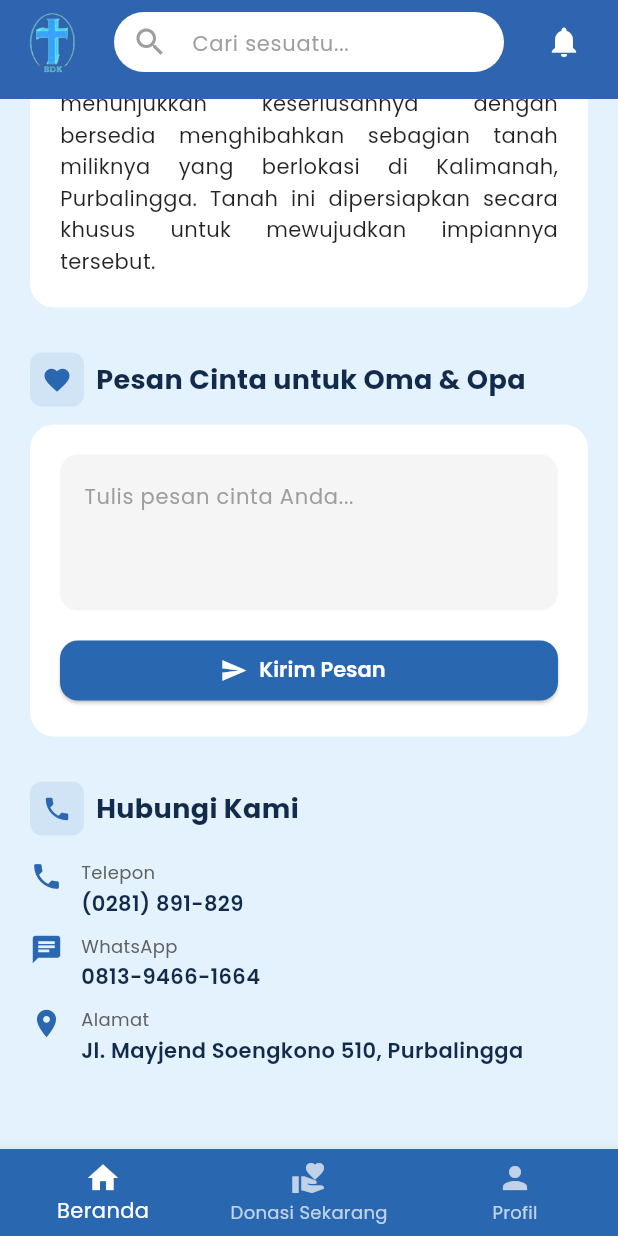
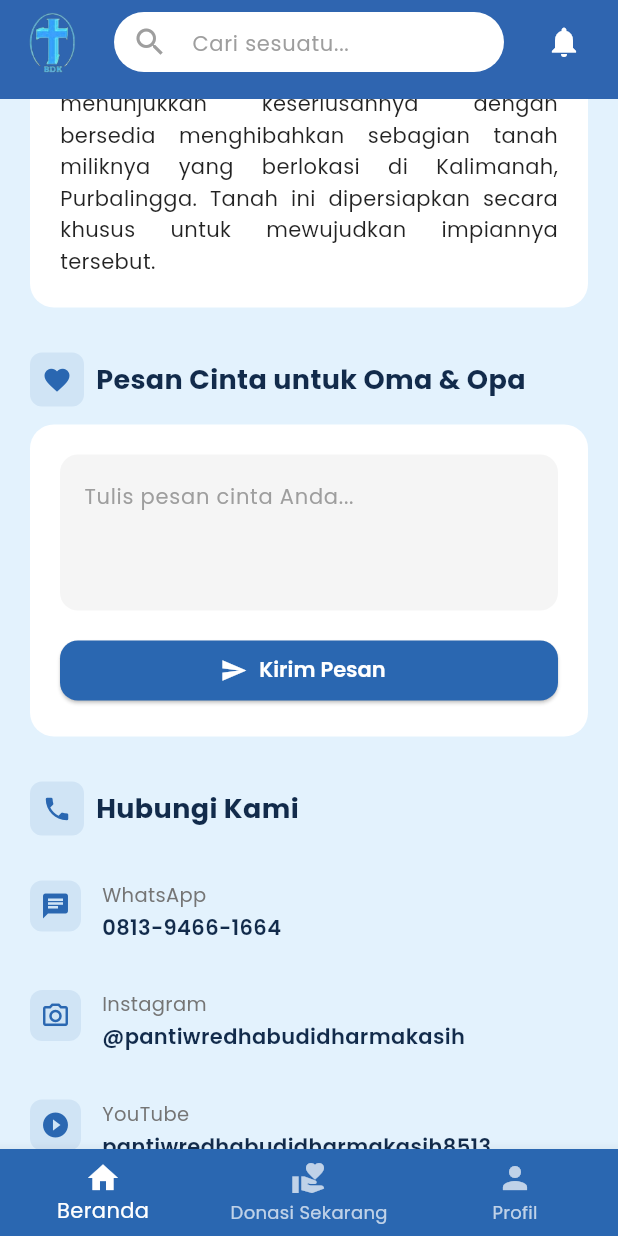
Before and after one commit to rabanialya/tubesppb, a Flutter app: the HomePage screen opened by its route, scrolled down 1069 dp, on a phone screen of 412 x 824 dp. Run offline on Flutter 3.47's test engine with Material 3 defaults, Android fonts, the phone set to English and light mode, and no system bars; our stand-ins replace google_fonts, image_picker.

Commit message:
frontend real no fek silahkan d cek mba rengganis yg cantik dan baik hati dan tydak sombong, jangan revisi aku plis

```diff
--- a/BudiKasih/fullapp/lib/pages/auth/login_page.dart
+++ b/BudiKasih/fullapp/lib/pages/auth/login_page.dart
@@ -1,4 +1,5 @@
 import 'package:flutter/material.dart';
+import 'package:google_fonts/google_fonts.dart';
 
 import '../../themes/colors.dart';
 import '../../themes/text_styles.dart';
@@ -113,10 +114,10 @@ class _LoginPageState extends State<LoginPage> {
                                     Navigator.pushNamed(context, '/setting_pass'),
                                 child: Text(
                                   'Lupa Password?',
-                                  style: TextStyle(
+                                  style: GoogleFonts.poppins(
+                                    fontSize: 13,
                                     color: AppColors.primaryBlue,
                                     fontWeight: FontWeight.w600,
-                                    fontSize: 13,
                                   ),
                                 ),
                               ),
--- a/BudiKasih/fullapp/lib/pages/dashboard/homepage.dart
+++ b/BudiKasih/fullapp/lib/pages/dashboard/homepage.dart
@@ -14,6 +14,15 @@ import '../../widgets/homepage/home_carousel.dart';
 import '../../widgets/homepage/info_card.dart';
 import '../../widgets/homepage/contact_item.dart';
 import '../../widgets/donation/donation_modal.dart';
+
+
+void _openURL(String url) async {
+  final uri = Uri.parse(url);
+
+  if (!await launchUrl(uri, mode: LaunchMode.externalApplication)) {
+    debugPrint("Gagal membuka link: $url");
+  }
+}
 
 class HomePage extends StatefulWidget {
   const HomePage({super.key});
@@ -195,30 +204,43 @@ class _HomePageState extends State<HomePage> {
               const SizedBox(height: 30),
 
               // KONTAK
-              const SectionHeader(title: "Hubungi Kami", icon: Icons.phone),
-              const SizedBox(height: 16),
-              ContactItem(
-                icon: Icons.phone,
-                label: "Telepon",
-                value: "(0281) 891-829",
-              ),
-              const SizedBox(height: 10),
+              SectionHeader(title: "Hubungi Kami", icon: Icons.phone),
+              const SizedBox(height: 20),
+
               ContactItem(
                 icon: Icons.chat,
                 label: "WhatsApp",
                 value: "0813-9466-1664",
+                onTap: () => _openURL("https://wa.me/6281394661664"),
               ),
-              const SizedBox(height: 10),
-              InkWell(
+
+              const SizedBox(height: 12),
+
+              ContactItem(
+                icon: Icons.camera_alt_outlined,
+                label: "Instagram",
+                value: "@pantiwredhabudidharmakasih",
+                onTap: () => _openURL("https://www.instagram.com/pantiwredabudidharmakasih?igsh=MWdidXVnMXl5c3F5Nw=="),
+              ),
+
+              const SizedBox(height: 12),
+
+              ContactItem(
+                icon: Icons.play_circle_fill,
+                label: "YouTube",
+                value: "pantiwredhabudidharmakasih8513",
+                onTap: () => _openURL("https://youtube.com/@pantiwredhabudidharmakasih8513"),
+              ),
+
+              const SizedBox(height: 12),
+
+              ContactItem(
+                icon: Icons.location_on,
+                label: "Alamat",
+                value: "Jl. Raya Mayjen Soengkono No.510, Kalimanah, Purbalingga",
                 onTap: _openMaps,
-                borderRadius: BorderRadius.circular(8),
-                child: ContactItem(
-                  icon: Icons.location_on,
-                  label: "Alamat",
-                  value: "Jl. Mayjend Soengkono 510, Purbalingga",
-                ),
               ),
-              const SizedBox(height: 40),
+              const SizedBox(height: 30),
             ],
           ),
         ),
--- a/BudiKasih/fullapp/lib/themes/app_theme.dart
+++ b/BudiKasih/fullapp/lib/themes/app_theme.dart
@@ -6,9 +6,6 @@ class AppTheme {
   static ThemeData lightTheme = ThemeData(
     primaryColor: AppColors.primaryBlue,
 
-    // ===============================
-    // GLOBAL TEXT THEME = POPPINS
-    // ===============================
     textTheme: GoogleFonts.poppinsTextTheme(),
 
     fontFamily: GoogleFonts.poppins().fontFamily,
--- a/BudiKasih/fullapp/lib/themes/text_styles.dart
+++ b/BudiKasih/fullapp/lib/themes/text_styles.dart
@@ -3,7 +3,6 @@ import 'colors.dart';
 import 'package:google_fonts/google_fonts.dart';
 
 class AppTextStyles {
-  // Ubah ke Poppins
   static const String fontFamily = 'Poppins';
 
   static final TextStyle heading = GoogleFonts.poppins(
--- a/BudiKasih/fullapp/lib/widgets/homepage/contact_item.dart
+++ b/BudiKasih/fullapp/lib/widgets/homepage/contact_item.dart
@@ -1,4 +1,5 @@
 import 'package:flutter/material.dart';
+import 'package:google_fonts/google_fonts.dart';
 import '../../themes/colors.dart';
 import '../../themes/text_styles.dart';
 
@@ -6,37 +7,55 @@ class ContactItem extends StatelessWidget {
   final IconData icon;
   final String label;
   final String value;
+  final VoidCallback? onTap;
 
   const ContactItem({
     super.key,
     required this.icon,
     required this.label,
     required this.value,
+    this.onTap,
   });
 
   @override
   Widget build(BuildContext context) {
-    return Row(
+    return InkWell(
+      onTap: onTap,
+      borderRadius: BorderRadius.circular(12),
+      child: Padding(
+        padding: const EdgeInsets.symmetric(vertical: 10),
+        child: Row(
           crossAxisAlignment: CrossAxisAlignment.start,
           children: [
-        Icon(icon, color: AppColors.primaryBlue, size: 22),
-        const SizedBox(width: 12),
+            // Icon
+            Container(
+              width: 34,
+              height: 34,
+              decoration: BoxDecoration(
+                color: AppColors.primaryBlue.withOpacity(0.1),
+                borderRadius: BorderRadius.circular(8),
+              ),
+              child: Icon(icon, color: AppColors.primaryBlue, size: 20),
+            ),
 
+            const SizedBox(width: 14),
+
+            // Text content
             Expanded(
               child: Column(
                 crossAxisAlignment: CrossAxisAlignment.start,
                 children: [
                   Text(
                     label,
-                style: AppTextStyles.body.copyWith(
-                  fontSize: 12,
-                  color: Colors.grey[700],
+                    style: GoogleFonts.poppins(
+                      fontSize: 13,
+                      color: Colors.grey[600],
                     ),
                   ),
                   const SizedBox(height: 2),
                   Text(
                     value,
-                style: AppTextStyles.body.copyWith(
+                    style: GoogleFonts.poppins(
                       fontSize: 14,
                       fontWeight: FontWeight.w600,
                       color: AppColors.darkBlue,
@@ -46,6 +65,8 @@ class ContactItem extends StatelessWidget {
               ),
             ),
           ],
+        ),
+      ),
     );
   }
 }
```
Also changed, not shown: BudiKasih/fullapp/lib/pages/auth/setting_pass_page.dart (+5 -4 lines), BudiKasih/fullapp/lib/widgets/setting_pass/reset_header.dart (+4 -14 lines), BudiKasih/fullapp/lib/widgets/setting_pass/step_email.dart (+3 -10 lines), BudiKasih/fullapp/lib/widgets/setting_pass/step_new_password.dart (+4 -14 lines), BudiKasih/fullapp/lib/widgets/setting_pass/step_progress_indicator.dart (+6 -6 lines), BudiKasih/fullapp/lib/widgets/setting_pass/step_verification.dart (+5 -18 lines). Lines whose indentation alone changed are shown as unchanged.
